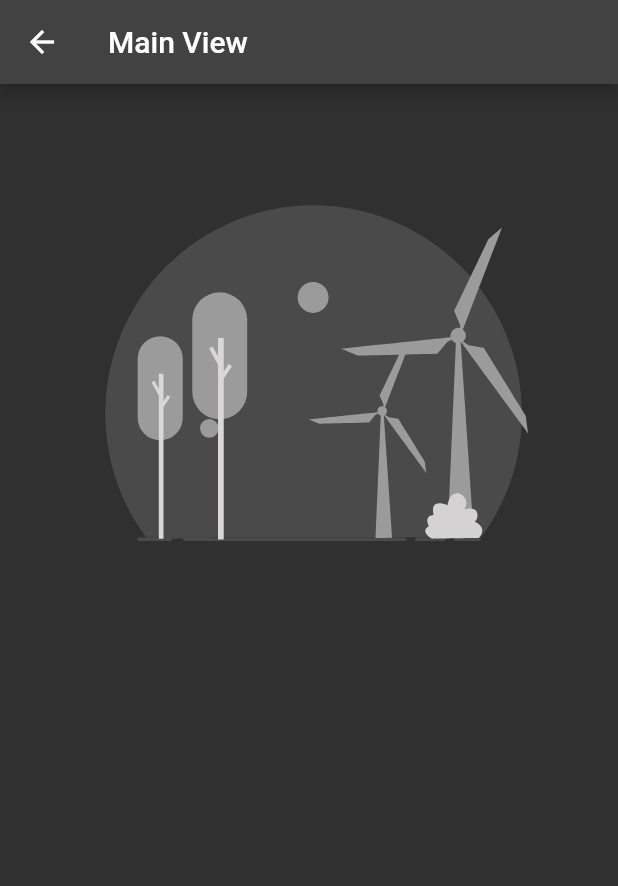
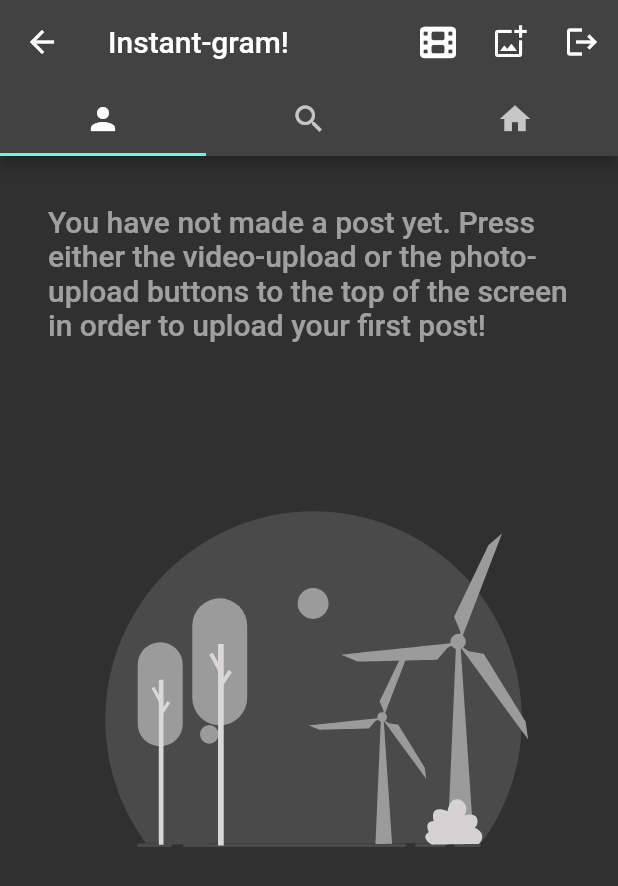
Before and after one commit to kisahtegar/instantgram, a Flutter app: the MainView screen opened directly, on a phone screen of 412 x 824 dp. Shown: the top 886 px of the screen. Run offline on Flutter 3.47's test engine with Material 2 defaults, Android fonts, the phone set to English and light mode, and no system bars; our stand-ins replace cloud_firestore, firebase_auth, firebase_core, font_awesome_flutter, google_sign_in, hooks_riverpod and 1 more; missing offline and left inert: flutter_facebook_auth; accounts and stored records are empty.

Commit message:
creating post, alert dialog and modified main view.

```diff
--- a/lib/main.dart
+++ b/lib/main.dart
@@ -3,14 +3,13 @@ import 'dart:developer' as devtools show log;
 import 'package:firebase_core/firebase_core.dart';
 import 'package:flutter/material.dart';
 import 'package:hooks_riverpod/hooks_riverpod.dart';
-import 'package:instantgram/views/components/animations/empty_contents_animation_view.dart';
 
 import 'firebase_options.dart';
-import 'state/auth/providers/auth_state_provider.dart';
 import 'state/auth/providers/is_logged_in_provider.dart';
 import 'state/providers/is_loading_provider.dart';
 import 'views/components/loading/loading_screen.dart';
 import 'views/login/login_view.dart';
+import 'views/main/main_view.dart';
 
 extension Log on Object {
   void log() => devtools.log(toString());
@@ -75,28 +74,3 @@ class App extends StatelessWidget {
     );
   }
 }
-
-/// For when you are already to logged in.
-class MainView extends StatelessWidget {
-  const MainView({super.key});
-
-  @override
-  Widget build(BuildContext context) {
-    return Scaffold(
-      appBar: AppBar(
-        title: const Text('Main View'),
-      ),
-      body: Consumer(
-        builder: (context, ref, child) {
-          return const EmptyContentsAnimationView();
-          // return TextButton(
-          //   onPressed: () async {
-          //     ref.read(authStateProvider.notifier).logOut();
-          //   },
-          //   child: const Text('Logout'),
-          // );
-        },
-      ),
-    );
-  }
-}
--- /dev/null
+++ b/lib/state/image_upload/models/file_type.dart
@@ -0,0 +1,4 @@
+enum FileType {
+  image,
+  video;
+}
--- /dev/null
+++ b/lib/state/posts/models/post.dart
@@ -0,0 +1,51 @@
+import 'package:cloud_firestore/cloud_firestore.dart';
+import 'package:flutter/foundation.dart' show immutable;
+
+import '../../image_upload/models/file_type.dart';
+import '../../post_settings/models/post_setting.dart';
+import 'post_key.dart';
+
+@immutable
+class Post {
+  final String postId;
+  final String userId;
+  final String message;
+  final DateTime createdAt;
+  final String thumbnailUrl;
+  final String fileUrl;
+  final FileType fileType;
+  final String fileName;
+  final double aspectRatio;
+  final String thumbnailStorageId;
+  final String originalFileStorageId;
+  final Map<PostSetting, bool> postSettings;
+
+  Post({
+    required this.postId,
+    required Map<String, dynamic> json,
+  })  : userId = json[PostKey.userId],
+        message = json[PostKey.message],
+        createdAt = (json[PostKey.createdAt] as Timestamp).toDate(),
+        thumbnailUrl = json[PostKey.thumbnailUrl],
+        fileUrl = json[PostKey.fileUrl],
+        fileType = FileType.values.firstWhere(
+          (fileType) => fileType.name == json[PostKey.fileType],
+          orElse: () => FileType.image,
+        ),
+        fileName = json[PostKey.fileName],
+        aspectRatio = json[PostKey.aspectRatio],
+        thumbnailStorageId = json[PostKey.thumbnailStorageId],
+        originalFileStorageId = json[PostKey.originalFileStorageId],
+        postSettings = {
+          for (final entry in json[PostKey.postSettings].entries)
+            PostSetting.values.firstWhere(
+              (element) => element.storageKey == entry.key,
+            ): entry.value,
+        };
+
+  /// allow like properties.
+  bool get allowLikes => postSettings[PostSetting.allowLikes] ?? false;
+
+  /// allow comments properties.
+  bool get allowComments => postSettings[PostSetting.allowComments] ?? false;
+}
--- /dev/null
+++ b/lib/state/posts/providers/user_posts_provider.dart
@@ -0,0 +1,59 @@
+import 'dart:async';
+
+import 'package:cloud_firestore/cloud_firestore.dart';
+import 'package:hooks_riverpod/hooks_riverpod.dart';
+
+import '../../auth/providers/user_id_provider.dart';
+import '../../constants/firebase_collection_name.dart';
+import '../../constants/firebase_field_name.dart';
+import '../models/post.dart';
+import '../models/post_key.dart';
+
+final userPostsProvider = StreamProvider.autoDispose<Iterable<Post>>(
+  (ref) {
+    final userId = ref.watch(userIdProvider);
+
+    final controller = StreamController<Iterable<Post>>();
+
+    controller.onListen = () {
+      controller.sink.add([]);
+    };
+
+    final sub = FirebaseFirestore.instance
+        .collection(
+          FirebaseCollectionName.posts,
+        )
+        .orderBy(
+          FirebaseFieldName.createdAt,
+          descending: true,
+        )
+        .where(
+          PostKey.userId,
+          isEqualTo: userId,
+        )
+        .snapshots()
+        .listen(
+      (snapshot) {
+        final documents = snapshot.docs;
+        final posts = documents
+            .where(
+              (doc) => !doc.metadata.hasPendingWrites,
+            )
+            .map(
+              (doc) => Post(
+                postId: doc.id,
+                json: doc.data(),
+              ),
+            );
+        controller.sink.add(posts);
+      },
+    );
+
+    ref.onDispose(() {
+      sub.cancel();
+      controller.close();
+    });
+
+    return controller.stream;
+  },
+);
--- a/lib/views/components/animations/empty_contents_with_text_animation_view.dart
+++ b/lib/views/components/animations/empty_contents_with_text_animation_view.dart
@@ -2,10 +2,10 @@ import 'package:flutter/material.dart';
 
 import 'empty_contents_animation_view.dart';
 
-class EmptyContentsWithTextAnimation extends StatelessWidget {
+class EmptyContentsWithTextAnimationView extends StatelessWidget {
   final String text;
 
-  const EmptyContentsWithTextAnimation({
+  const EmptyContentsWithTextAnimationView({
     super.key,
     required this.text,
   });
--- /dev/null
+++ b/lib/views/components/dialogs/alert_dialog_model.dart
@@ -0,0 +1,38 @@
+import 'package:flutter/material.dart';
+
+@immutable
+class AlertDialogModel<T> {
+  final String title;
+  final String message;
+  final Map<String, T> buttons;
+
+  const AlertDialogModel({
+    required this.title,
+    required this.message,
+    required this.buttons,
+  });
+}
+
+extension Present<T> on AlertDialogModel<T> {
+  Future<T?> present(BuildContext context) {
+    return showDialog<T?>(
+      context: context,
+      builder: (context) {
+        return AlertDialog(
+          title: Text(title),
+          content: Text(message),
+          actions: buttons.entries.map(
+            (entry) {
+              return TextButton(
+                child: Text(entry.key),
+                onPressed: () {
+                  Navigator.of(context).pop(entry.value);
+                },
+              );
+            },
+          ).toList(),
+        );
+      },
+    );
+  }
+}
--- /dev/null
+++ b/lib/views/components/dialogs/logout_dialog.dart
@@ -0,0 +1,17 @@
+import 'package:flutter/foundation.dart' show immutable;
+
+import '../constants/strings.dart';
+import 'alert_dialog_model.dart';
+
+@immutable
+class LogoutDialog extends AlertDialogModel<bool> {
+  const LogoutDialog()
+      : super(
+          title: Strings.logOut,
+          message: Strings.areYouSureThatYouWantToLogOutOfTheApp,
+          buttons: const {
+            Strings.cancel: false,
+            Strings.logOut: true,
+          },
+        );
+}
--- /dev/null
+++ b/lib/views/main/main_view.dart
@@ -0,0 +1,77 @@
+import 'package:flutter/material.dart';
+import 'package:font_awesome_flutter/font_awesome_flutter.dart';
+import 'package:hooks_riverpod/hooks_riverpod.dart';
+
+import '../../state/auth/providers/auth_state_provider.dart';
+import '../components/dialogs/alert_dialog_model.dart';
+import '../components/dialogs/logout_dialog.dart';
+import '../constants/strings.dart';
+import '../tabs/users_posts/user_posts_view.dart';
+
+class MainView extends ConsumerStatefulWidget {
+  const MainView({super.key});
+
+  @override
+  ConsumerState<ConsumerStatefulWidget> createState() => _MainViewState();
+}
+
+class _MainViewState extends ConsumerState<MainView> {
+  @override
+  Widget build(BuildContext context) {
+    return DefaultTabController(
+      length: 3,
+      child: Scaffold(
+        appBar: AppBar(
+          title: const Text(Strings.appName),
+          actions: [
+            // Button using for adding/uploading video.
+            IconButton(
+              icon: const FaIcon(FontAwesomeIcons.film),
+              onPressed: () {},
+            ),
+
+            // Button using for adding/uploading photo.
+            IconButton(
+              icon: const Icon(Icons.add_photo_alternate_outlined),
+              onPressed: () {},
+            ),
+
+            // Button using for Logout application.
+            IconButton(
+              icon: const Icon(Icons.logout),
+              onPressed: () async {
+                final shouldLogOut = await const LogoutDialog()
+                    .present(context)
+                    .then((value) => value ?? false);
+
+                if (shouldLogOut) {
+                  await ref.read(authStateProvider.notifier).logOut();
+                }
+              },
+            ),
+          ],
+          bottom: const TabBar(
+            tabs: [
+              Tab(
+                icon: Icon(Icons.person),
+              ),
+              Tab(
+                icon: Icon(Icons.search),
+              ),
+              Tab(
+                icon: Icon(Icons.home),
+              ),
+            ],
+          ),
+        ),
+        body: const TabBarView(
+          children: [
+            UserPostsView(),
+            UserPostsView(),
+            UserPostsView(),
+          ],
+        ),
+      ),
+    );
+  }
+}
--- /dev/null
+++ b/lib/views/tabs/users_posts/user_posts_view.dart
@@ -0,0 +1,48 @@
+import 'package:flutter/material.dart';
+import 'package:hooks_riverpod/hooks_riverpod.dart';
+
+import '../../../state/posts/providers/user_posts_provider.dart';
+import '../../components/animations/empty_contents_with_text_animation_view.dart';
+import '../../components/animations/error_animation_view.dart';
+import '../../components/animations/loading_animation_view.dart';
+import '../../components/post/posts_grid_view.dart';
+import '../../constants/strings.dart';
+
+class UserPostsView extends ConsumerWidget {
+  const UserPostsView({Key? key}) : super(key: key);
+
+  @override
+  Widget build(BuildContext context, WidgetRef ref) {
+    final posts = ref.watch(userPostsProvider);
+    return RefreshIndicator(
+      onRefresh: () {
+        // ignore: unused_result
+        ref.refresh(userPostsProvider);
+        return Future.delayed(
+          const Duration(
+            seconds: 1,
+          ),
+        );
+      },
+      child: posts.when(
+        data: (posts) {
+          if (posts.isEmpty) {
+            return const EmptyContentsWithTextAnimationView(
+              text: Strings.youHaveNoPosts,
+            );
+          } else {
+            return PostsGridView(
+              posts: posts,
+            );
+          }
+        },
+        error: (error, stackTrace) {
+          return const ErrorAnimationView();
+        },
+        loading: () {
+          return const LoadingAnimationView();
+        },
+      ),
+    );
+  }
+}
```
Also changed, not shown: lib/state/post_settings/constants/constants.dart (added, +14 -0 lines), lib/state/post_settings/models/post_setting.dart (added, +25 -0 lines), lib/state/posts/models/post_key.dart (added, +18 -0 lines), lib/views/components/post/post_thumbnail_view.dart (added, +25 -0 lines), lib/views/components/post/posts_grid_view.dart (added, +42 -0 lines).
